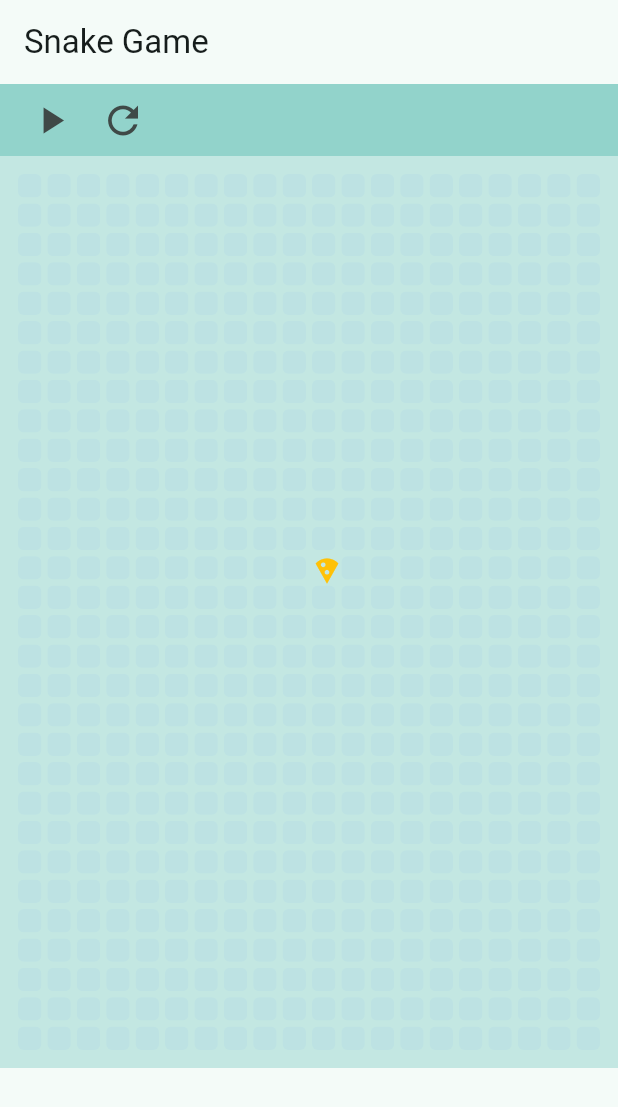
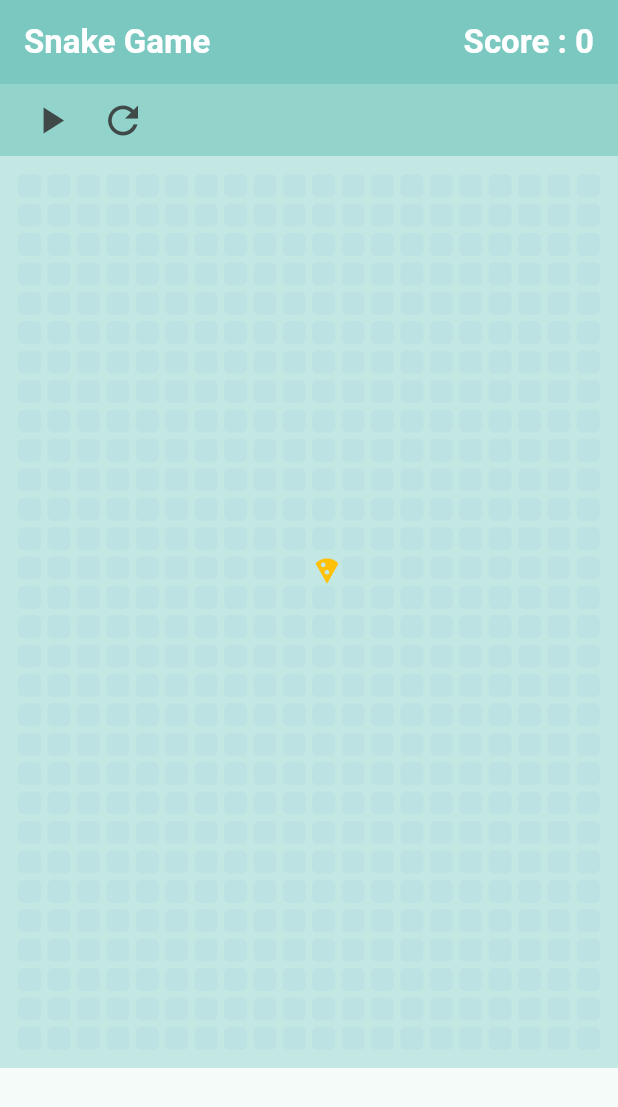
Before and after one commit to chingalo-family/snake-app, a Flutter app: the screen it shows after launch, on a phone screen of 412 x 824 dp. Shown: the top 1107 px of the screen. Run offline on Flutter 3.47's test engine with Material 3 defaults, Android fonts, the phone set to English and light mode, and no system bars.

Commit message:
feat: 🎸 color: Colors.white,
                      fontWeight: FontWeight.w600,

```diff
--- a/lib/core/app_state/snake_state.dart
+++ b/lib/core/app_state/snake_state.dart
@@ -10,11 +10,14 @@ class SnakeState with ChangeNotifier {
   List<int> _snake = [];
   bool _isGameOver = false;
   bool _isGamePaused = true;
+  int _score = 0;
   GameDirection _direction = GameDirection.right;
   Timer? timer;
 
   List<int> get snake => _snake;
+  int get score => _score;
   int get foodIndex => _foodIndex;
+  bool get hasGameStarted => _snake.isNotEmpty;
   GameDirection get direction => _direction;
   bool get isGameOver => _isGameOver;
   bool get isGamePaused => _isGamePaused;
@@ -138,6 +141,7 @@ class SnakeState with ChangeNotifier {
         int last = _snake.last;
         _snake = _snake.where((val) => val != last).toList();
       }
+      _score = _snake.length - SnakeReference.defaultPosition.length;
     }
 
     notifyListeners();
--- a/lib/modules/snake/home.dart
+++ b/lib/modules/snake/home.dart
@@ -1,4 +1,7 @@
 import 'package:flutter/material.dart';
+import 'package:provider/provider.dart';
+import 'package:snake_game/core/app_state/snake_state.dart';
+import 'package:snake_game/core/constants/app_info_reference.dart';
 import 'package:snake_game/modules/snake/components/app_actions.dart';
 import 'package:snake_game/modules/snake/snake.dart';
 
@@ -9,7 +12,37 @@ class Home extends StatelessWidget {
   Widget build(BuildContext context) {
     return Scaffold(
       appBar: AppBar(
-        title: const Text('Snake Game'),
+        backgroundColor: AppInfoReference.defaultAppColor.withOpacity(0.5),
+        title: Consumer<SnakeState>(
+          builder: (context, snakeState, child) {
+            int score = snakeState.score;
+            return Row(
+              mainAxisAlignment: MainAxisAlignment.spaceBetween,
+              children: [
+                Container(
+                  margin: const EdgeInsets.symmetric(),
+                  child: Text(
+                    'Snake Game',
+                    style: const TextStyle().copyWith(
+                      color: Colors.white,
+                      fontWeight: FontWeight.w600,
+                    ),
+                  ),
+                ),
+                Container(
+                  margin: const EdgeInsets.symmetric(),
+                  child: Text(
+                    'Score : $score',
+                    style: const TextStyle().copyWith(
+                      color: Colors.white,
+                      fontWeight: FontWeight.w600,
+                    ),
+                  ),
+                )
+              ],
+            );
+          },
+        ),
       ),
       body: const Scaffold(
         appBar: PreferredSize(
```
